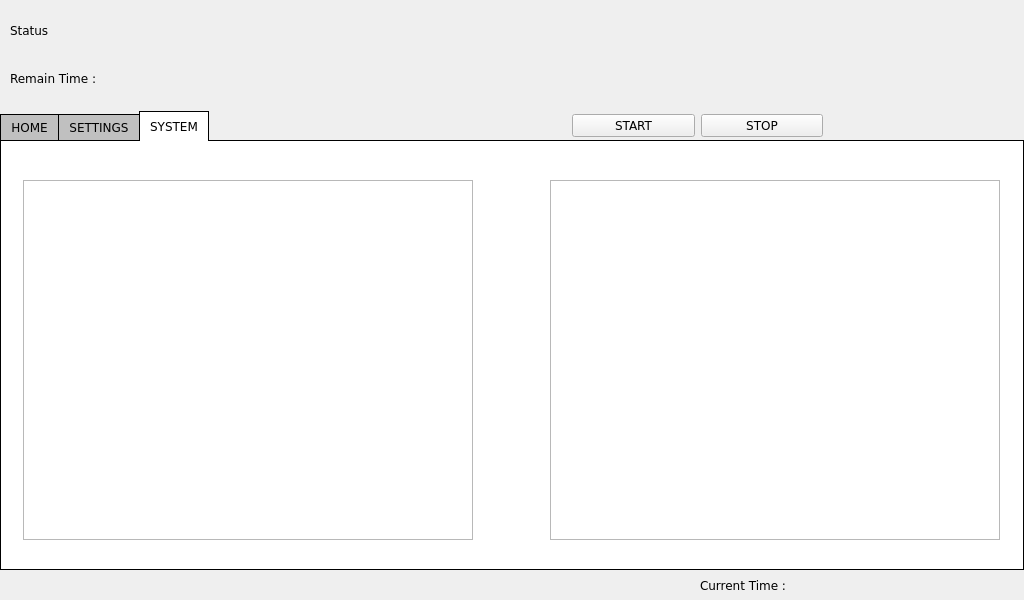
shnomad/hydration-tool, file mainwindow.ui: the form before one commit.
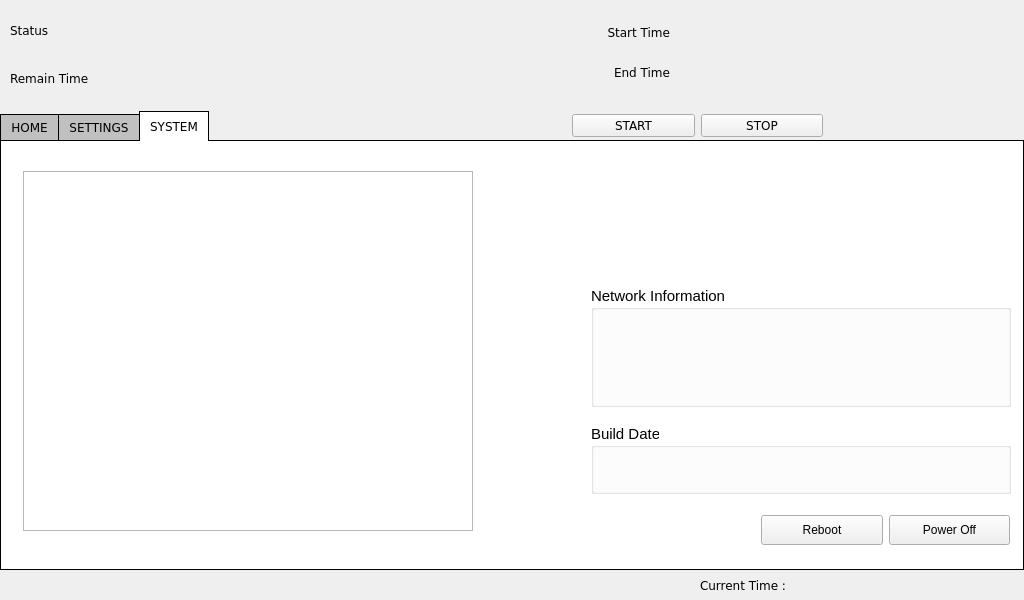
The form after the commit. The open tabs and pages were chosen to show the change.

```diff
--- a/mainwindow.ui
+++ b/mainwindow.ui
@@ -48,33 +48,39 @@
      </rect>
     </property>
     <property name="text">
-     <string>Remain Time : </string>
+     <string>Remain Time</string>
     </property>
    </widget>
    <widget class="QLabel" name="hydration_start_label">
     <property name="geometry">
      <rect>
-      <x>562</x>
+      <x>540</x>
       <y>15</y>
       <width>130</width>
       <height>35</height>
      </rect>
     </property>
     <property name="text">
-     <string/>
+     <string>Start Time</string>
+    </property>
+    <property name="alignment">
+     <set>Qt::AlignRight|Qt::AlignTrailing|Qt::AlignVCenter</set>
     </property>
    </widget>
    <widget class="QLabel" name="hydration_end_label">
     <property name="geometry">
      <rect>
-      <x>562</x>
+      <x>540</x>
       <y>55</y>
       <width>130</width>
       <height>35</height>
      </rect>
     </property>
     <property name="text">
-     <string/>
+     <string>End Time</string>
+    </property>
+    <property name="alignment">
+     <set>Qt::AlignRight|Qt::AlignTrailing|Qt::AlignVCenter</set>
     </property>
    </widget>
    <widget class="QLabel" name="system_current_time">
@@ -592,22 +598,133 @@
       <property name="geometry">
        <rect>
         <x>22</x>
-        <y>39</y>
+        <y>30</y>
         <width>450</width>
         <height>360</height>
        </rect>
       </property>
      </widget>
-     <widget class="QTextEdit" name="ctl_info">
+     <widget class="QPushButton" name="power_off">
       <property name="geometry">
        <rect>
-        <x>549</x>
-        <y>39</y>
-        <width>450</width>
-        <height>360</height>
+        <x>888</x>
+        <y>374</y>
+        <width>121</width>
+        <height>30</height>
        </rect>
       </property>
+      <property name="text">
+       <string>Power Off</string>
+      </property>
      </widget>
+     <widget class="QPushButton" name="reboot">
+      <property name="geometry">
+       <rect>
+        <x>760</x>
+        <y>374</y>
+        <width>122</width>
+        <height>30</height>
+       </rect>
+      </property>
+      <property name="text">
+       <string>Reboot</string>
+      </property>
+     </widget>
+     <widget class="QGroupBox" name="build_info">
+      <property name="geometry">
+       <rect>
+        <x>590</x>
+        <y>283</y>
+        <width>420</width>
+        <height>70</height>
+       </rect>
+      </property>
+      <property name="font">
+       <font>
+        <pointsize>11</pointsize>
+       </font>
+      </property>
+      <property name="title">
+       <string>Build Date</string>
+      </property>
+      <widget class="QLabel" name="build_date">
+       <property name="geometry">
+        <rect>
+         <x>30</x>
+         <y>38</y>
+         <width>240</width>
+         <height>20</height>
+        </rect>
+       </property>
+       <property name="font">
+        <font>
+         <pointsize>11</pointsize>
+        </font>
+       </property>
+       <property name="text">
+        <string/>
+       </property>
+      </widget>
+     </widget>
+     <widget class="QGroupBox" name="net_info">
+      <property name="geometry">
+       <rect>
+        <x>590</x>
+        <y>145</y>
+        <width>420</width>
+        <height>121</height>
+       </rect>
+      </property>
+      <property name="font">
+       <font>
+        <pointsize>11</pointsize>
+       </font>
+      </property>
+      <property name="title">
+       <string>Network Information</string>
+      </property>
+      <widget class="QLabel" name="eth">
+       <property name="geometry">
+        <rect>
+         <x>30</x>
+         <y>35</y>
+         <width>240</width>
+         <height>20</height>
+        </rect>
+       </property>
+       <property name="font">
+        <font>
+         <pointsize>7</pointsize>
+        </font>
+       </property>
+       <property name="text">
+        <string/>
+       </property>
+      </widget>
+      <widget class="QLabel" name="wifi">
+       <property name="geometry">
+        <rect>
+         <x>30</x>
+         <y>70</y>
+         <width>240</width>
+         <height>20</height>
+        </rect>
+       </property>
+       <property name="font">
+        <font>
+         <pointsize>7</pointsize>
+        </font>
+       </property>
+       <property name="text">
+        <string/>
+       </property>
+      </widget>
+     </widget>
+     <zorder>build_info</zorder>
+     <zorder>debug_info</zorder>
+     <zorder>power_off</zorder>
+     <zorder>reboot</zorder>
+     <zorder>net_info</zorder>
     </widget>
    </widget>
    <widget class="QWidget" name="layoutWidget">
@@ -639,54 +756,66 @@
    <widget class="QLabel" name="hydration_countdown">
     <property name="geometry">
      <rect>
-      <x>160</x>
+      <x>140</x>
       <y>58</y>
-      <width>165</width>
+      <width>130</width>
       <height>40</height>
      </rect>
     </property>
     <property name="text">
      <string/>
     </property>
+    <property name="alignment">
+     <set>Qt::AlignCenter</set>
+    </property>
    </widget>
    <widget class="QLabel" name="hydration_start_time">
     <property name="geometry">
      <rect>
       <x>690</x>
       <y>15</y>
-      <width>320</width>
+      <width>300</width>
       <height>35</height>
      </rect>
     </property>
     <property name="text">
      <string/>
     </property>
+    <property name="alignment">
+     <set>Qt::AlignCenter</set>
+    </property>
    </widget>
    <widget class="QLabel" name="hydration_end_time">
     <property name="geometry">
      <rect>
       <x>690</x>
       <y>55</y>
-      <width>320</width>
+      <width>300</width>
       <height>35</height>
      </rect>
     </property>
     <property name="text">
      <string/>
     </property>
+    <property name="alignment">
+     <set>Qt::AlignCenter</set>
+    </property>
    </widget>
    <widget class="QLabel" name="hydration_status">
     <property name="geometry">
      <rect>
-      <x>160</x>
+      <x>140</x>
       <y>10</y>
-      <width>165</width>
+      <width>130</width>
       <height>40</height>
      </rect>
     </property>
     <property name="text">
      <string/>
     </property>
+    <property name="alignment">
+     <set>Qt::AlignCenter</set>
+    </property>
    </widget>
   </widget>
  </widget>
```
Left out of the diff: 49 changed lines with no effect on the pictures.
